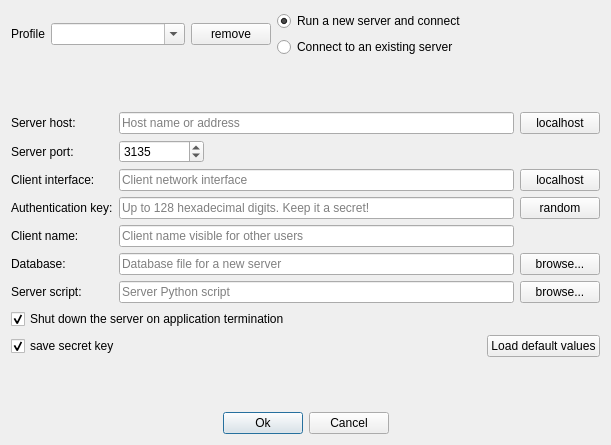
The window that src/ui/connectiondialog.ui (codilime/veles) describes before a commit, drawn with Qt 5.
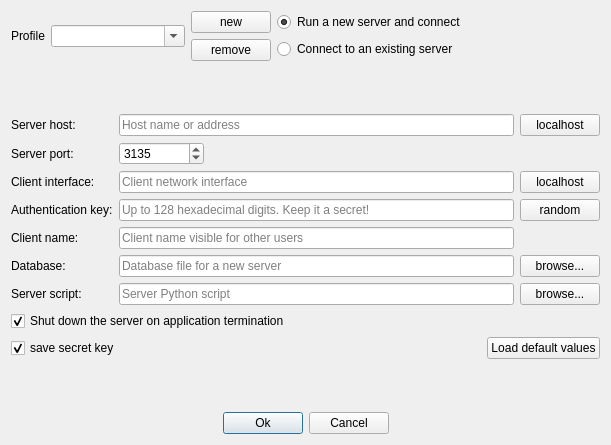
The same window after the commit.

What changed in the file:
```diff
--- a/src/ui/connectiondialog.ui
+++ b/src/ui/connectiondialog.ui
@@ -43,11 +43,22 @@
       </widget>
      </item>
      <item>
+      <layout class="QVBoxLayout" name="verticalLayout_3">
+       <item>
+        <widget class="QPushButton" name="new_profile_button">
+         <property name="text">
+          <string>new</string>
+         </property>
+        </widget>
+       </item>
+       <item>
       <widget class="QPushButton" name="remove_profile_button">
        <property name="text">
         <string>remove</string>
        </property>
       </widget>
+       </item>
+      </layout>
      </item>
      <item>
       <layout class="QVBoxLayout" name="verticalLayout">
```
Lines whose indentation alone changed are shown as unchanged.
